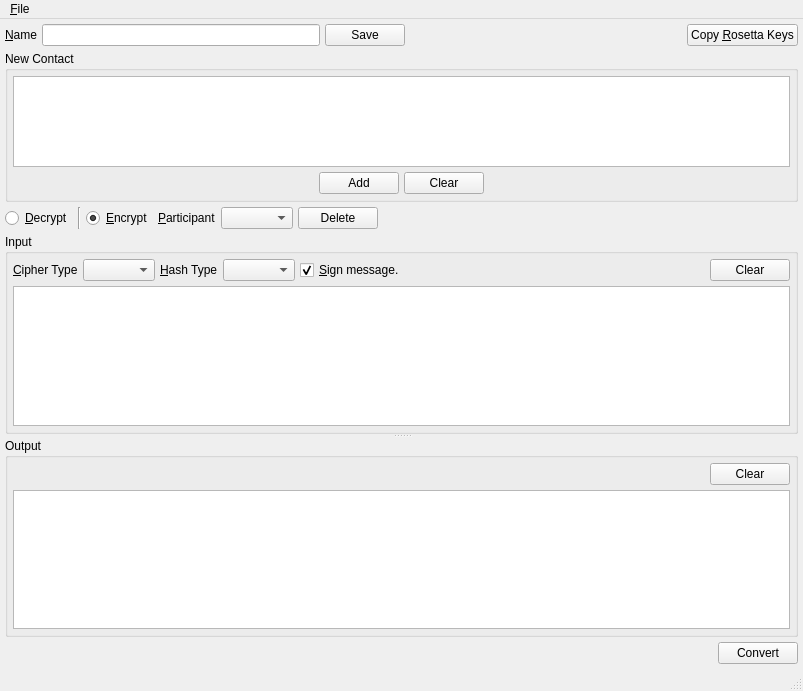
Qt form UI/rosetta.ui (xloem/spot-on-svn) before a commit.
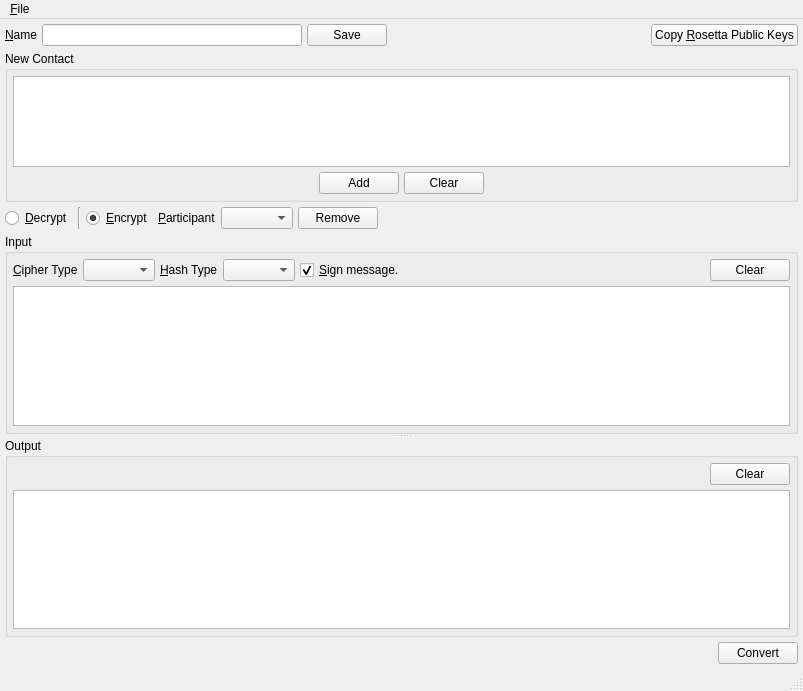
The same form after that commit. Icons and pictures are not drawn.

What changed in the file:
```diff
--- a/UI/rosetta.ui
+++ b/UI/rosetta.ui
@@ -69,7 +69,7 @@
          <string>Copy your public key pairs to the clipboard buffer.</string>
         </property>
         <property name="text">
-         <string>Copy &amp;Rosetta Keys</string>
+         <string>Copy &amp;Rosetta Public Keys</string>
         </property>
        </widget>
       </item>
@@ -193,7 +193,7 @@
       <item>
        <widget class="QPushButton" name="deleteContact">
         <property name="text">
-         <string>Delete</string>
+         <string>Remove</string>
         </property>
        </widget>
       </item>
```
Left out of the diff: 2 changed lines with no effect on the pictures.
